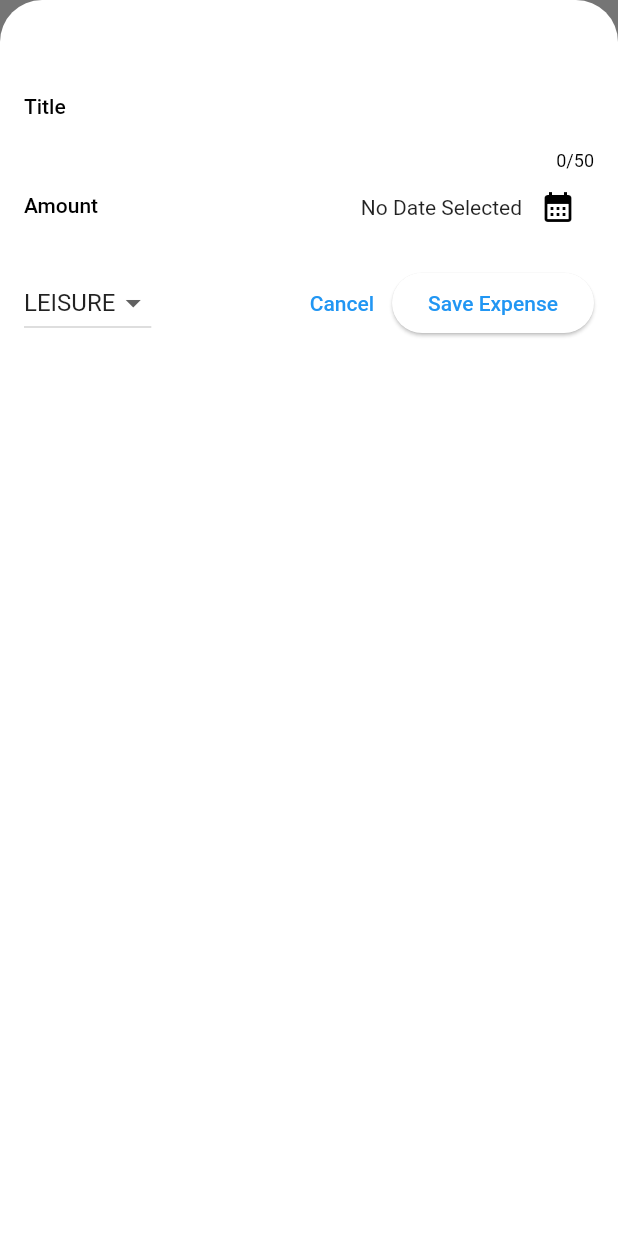
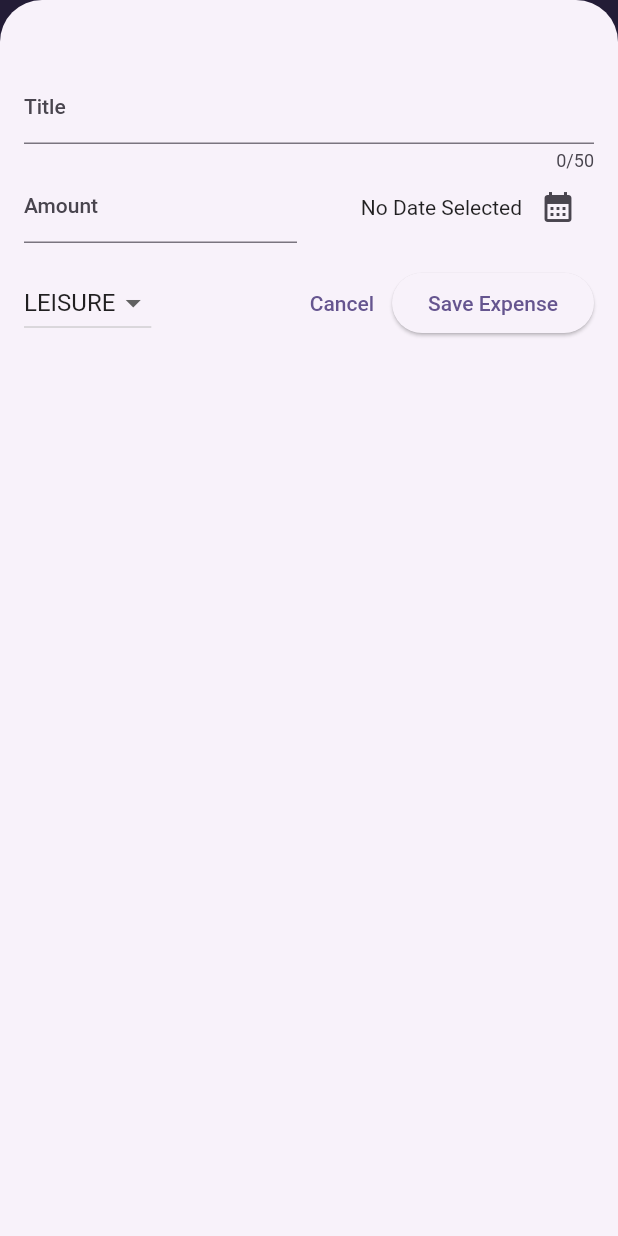
Before and after one commit to MehrnooshZiaei/Flutter, a Flutter app: the screen it shows after launch, after a tap on the "add" icon, on a phone screen of 412 x 824 dp. Run offline on Flutter 3.47's test engine with Material 2 defaults, Android fonts, the phone set to English and light mode, and no system bars; our stand-ins replace google_fonts.

Commit message:
Video 29 - Setting and using colorScheme, specifically for appBar

```diff
--- a/expense_tracker/lib/main.dart
+++ b/expense_tracker/lib/main.dart
@@ -1,5 +1,7 @@
 import 'package:flutter/material.dart';
 import 'package:expense_tracker/widgets/expenses.dart';
+
+var kColorScheme = ColorScheme.fromSeed(seedColor: const Color.fromARGB(255, 96, 59, 181));
 
 void main(){
   runApp(
@@ -7,9 +9,14 @@ void main(){
       // With copyWith we over write some parameters that we want to
       theme: ThemeData().copyWith(
         useMaterial3: true,
-        // scaffoldBackgroundColor: Color.fromARGB(255, 220, 189, 252),
+        // scaffoldBackgroundColor: const Color.fromARGB(255, 220, 189, 252),
+        colorScheme: kColorScheme,
+        appBarTheme: AppBarTheme().copyWith(
+          backgroundColor: kColorScheme.onPrimaryContainer,
+          foregroundColor: kColorScheme.primaryContainer
+        )
       ),
-      home: Expenses(),
+      home: const Expenses(),
     )
   );
 }
```
